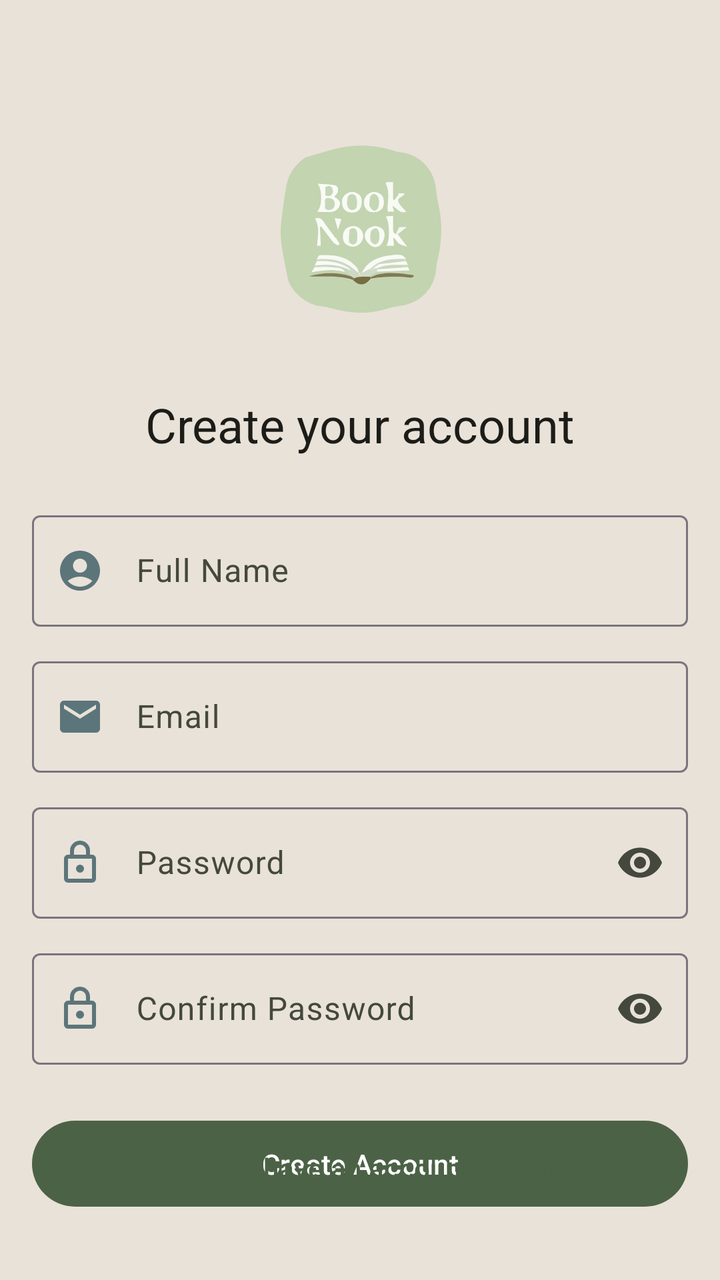
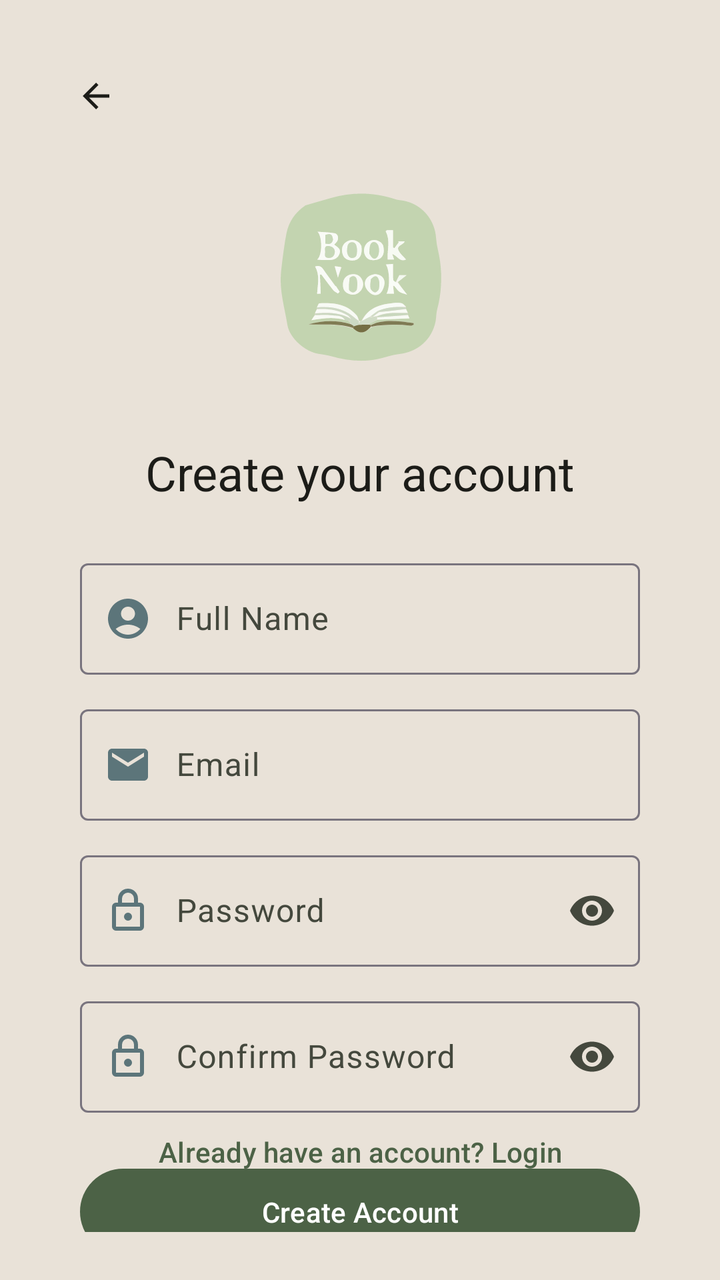

Before-and-after screenshots of an Android layout around one commit, followed by the original layout XML and the change that was made.
<!-- AndroidManifest.xml: application theme Theme.BookNookApp -->
<!-- res/layout/activity_sign_up.xml -->
<?xml version="1.0" encoding="utf-8"?>
<androidx.constraintlayout.widget.ConstraintLayout xmlns:android="http://schemas.android.com/apk/res/android"
    xmlns:app="http://schemas.android.com/apk/res-auto"
    xmlns:tools="http://schemas.android.com/tools"
    android:layout_width="match_parent"
    android:layout_height="match_parent"
    android:background="?attr/colorSurface"
    android:padding="16dp"
    android:id="@+id/main"
    tools:context=".SignUpActivity">


    
    <ImageView
        android:id="@+id/ivLogo"
        android:layout_width="100dp"
        android:layout_height="100dp"
        android:layout_marginTop="48dp"
        android:contentDescription="Book Nook Logo"
        android:src="@drawable/logo_book_nook"
        app:layout_constraintEnd_toEndOf="parent"
        app:layout_constraintStart_toStartOf="parent"
        app:layout_constraintTop_toTopOf="parent" />


    
    <TextView
        android:id="@+id/tvSignUpTitle"
        android:layout_width="wrap_content"
        android:layout_height="wrap_content"
        android:layout_marginTop="32dp"
        android:text="Create your account"
        android:textAppearance="@style/TextAppearance.Material3.HeadlineSmall"
        android:textColor="?attr/colorOnSurface"
        app:layout_constraintEnd_toEndOf="parent"
        app:layout_constraintStart_toStartOf="parent"
        app:layout_constraintTop_toBottomOf="@id/ivLogo" />


    
    <com.google.android.material.textfield.TextInputLayout
        android:id="@+id/tilName"
        style="@style/Widget.Material3.TextInputLayout.OutlinedBox"
        android:layout_width="0dp"
        android:layout_height="wrap_content"
        android:layout_marginTop="24dp"
        app:startIconDrawable="@drawable/ic_account"
        app:startIconTint="?attr/colorSecondary"
        android:hint="        Full Name"
        app:layout_constraintEnd_toEndOf="parent"
        app:layout_constraintStart_toStartOf="parent"
        app:layout_constraintTop_toBottomOf="@id/tvSignUpTitle">


        <com.google.android.material.textfield.TextInputEditText
            android:id="@+id/etName"
            android:layout_width="match_parent"
            android:layout_height="wrap_content"
            android:inputType="textPersonName" />
    </com.google.android.material.textfield.TextInputLayout>

    
    <com.google.android.material.textfield.TextInputLayout
        android:id="@+id/tilEmail"
        style="@style/Widget.Material3.TextInputLayout.OutlinedBox"
        android:layout_width="0dp"
        android:layout_height="wrap_content"
        android:layout_marginTop="12dp"
        android:hint="        Email"
        app:layout_constraintEnd_toEndOf="parent"
        app:layout_constraintStart_toStartOf="parent"
        app:layout_constraintTop_toBottomOf="@id/tilName"
        app:startIconDrawable="@drawable/ic_email"
        app:startIconTint="?attr/colorSecondary">

        <com.google.android.material.textfield.TextInputEditText
            android:layout_width="match_parent"
            android:layout_height="wrap_content"
            android:inputType="textEmailAddress" />
    </com.google.android.material.textfield.TextInputLayout>


    
    <com.google.android.material.textfield.TextInputLayout
        android:id="@+id/tilPassword"
        style="@style/Widget.Material3.TextInputLayout.OutlinedBox"
        android:layout_width="0dp"
        android:layout_height="wrap_content"
        android:layout_marginTop="12dp"
        app:startIconDrawable="@drawable/ic_lock_outline"
        app:startIconTint="?attr/colorSecondary"
        android:hint="        Password"
        app:endIconMode="password_toggle"
        app:layout_constraintEnd_toEndOf="parent"
        app:layout_constraintStart_toStartOf="parent"
        app:layout_constraintTop_toBottomOf="@id/tilEmail">

        <com.google.android.material.textfield.TextInputEditText
            android:id="@+id/etPassword"
            android:layout_width="match_parent"
            android:layout_height="wrap_content"
            android:inputType="textPassword" />
    </com.google.android.material.textfield.TextInputLayout>


    
    <com.google.android.material.textfield.TextInputLayout
        android:id="@+id/tilConfirmPassword"
        style="@style/Widget.Material3.TextInputLayout.OutlinedBox"
        android:layout_width="0dp"
        android:layout_height="wrap_content"
        android:layout_marginTop="12dp"
        app:startIconDrawable="@drawable/ic_lock_outline"
        app:startIconTint="?attr/colorSecondary"
        android:hint="        Confirm Password"
        app:endIconMode="password_toggle"
        app:layout_constraintEnd_toEndOf="parent"
        app:layout_constraintStart_toStartOf="parent"
        app:layout_constraintTop_toBottomOf="@id/tilPassword">

        <com.google.android.material.textfield.TextInputEditText
            android:id="@+id/etConfirmPassword"
            android:layout_width="match_parent"
            android:layout_height="wrap_content"
            android:inputType="textPassword"
            />
    </com.google.android.material.textfield.TextInputLayout>


    
    <com.google.android.material.button.MaterialButton
        android:id="@+id/btnCreateAccount"
        style="@style/Widget.Material3.Button"
        android:layout_width="0dp"
        android:layout_height="wrap_content"
        android:layout_marginTop="24dp"
        android:paddingVertical="12dp"
        android:text="Create Account"
        android:textColor="?attr/colorOnPrimary"
        app:layout_constraintEnd_toEndOf="parent"
        app:layout_constraintStart_toStartOf="parent"
        app:layout_constraintTop_toBottomOf="@id/tilConfirmPassword" />

    
    <com.google.android.material.button.MaterialButton
        android:id="@+id/btnLoginLink"
        style="@style/Widget.Material3.Button.TextButton"
        android:layout_width="wrap_content"
        android:layout_height="wrap_content"
        android:layout_marginBottom="16dp"
        android:text="Already have an account? Login"
        android:textColor="?attr/colorPrimary"
        app:layout_constraintBottom_toBottomOf="parent"
        app:layout_constraintEnd_toEndOf="parent"
        app:layout_constraintStart_toStartOf="parent" />

</androidx.constraintlayout.widget.ConstraintLayout>
<!-- resources referenced by this layout -->
<resources>
  <!-- drawable ic_account (drawable) -->
  <vector xmlns:android="http://schemas.android.com/apk/res/android" android:height="24dp" android:tint="#000000" android:viewportHeight="24" android:viewportWidth="24" android:width="24dp">
        
      <path android:fillColor="@android:color/white" android:pathData="M12,2C6.48,2 2,6.48 2,12s4.48,10 10,10s10,-4.48 10,-10S17.52,2 12,2zM12,6c1.93,0 3.5,1.57 3.5,3.5S13.93,13 12,13s-3.5,-1.57 -3.5,-3.5S10.07,6 12,6zM12,20c-2.03,0 -4.43,-0.82 -6.14,-2.88C7.55,15.8 9.68,15 12,15s4.45,0.8 6.14,2.12C16.43,19.18 14.03,20 12,20z"/>
      
  </vector>
  <!-- drawable ic_email (drawable) -->
  <vector xmlns:android="http://schemas.android.com/apk/res/android" android:height="24dp" android:tint="#1A1818" android:viewportHeight="24" android:viewportWidth="24" android:width="24dp">
        
      <path android:fillColor="@android:color/white" android:pathData="M20,4L4,4c-1.1,0 -1.99,0.9 -1.99,2L2,18c0,1.1 0.9,2 2,2h16c1.1,0 2,-0.9 2,-2L22,6c0,-1.1 -0.9,-2 -2,-2zM20,8l-8,5 -8,-5L4,6l8,5 8,-5v2z"/>
      
  </vector>
  <color name="md_theme_primary">#4C6246</color>
  <color name="md_theme_onPrimary">#FFFFFF</color>
  <color name="md_theme_primaryContainer">#B4C8AA</color>
  <color name="md_theme_onPrimaryContainer">#182316</color>
  <color name="md_theme_secondary">#5C757A</color>
  <color name="md_theme_onSecondary">#FFFFFF</color>
  <color name="md_theme_secondaryContainer">#DEEBF1</color>
  <color name="md_theme_onSecondaryContainer">#141E21</color>
  <color name="md_theme_tertiary">#CB7A5C</color>
  <color name="md_theme_onTertiary">#FFFFFF</color>
  <color name="md_theme_tertiaryContainer">#FFDBC9</color>
  <color name="md_theme_onTertiaryContainer">#331200</color>
  <color name="md_theme_surface">#E9E2D8</color>
  <color name="md_theme_onSurface">#1C1C18</color>
  <color name="md_theme_surfaceContainer">#DFD9D0</color>
  <color name="md_theme_onSurfaceVariant">#44483D</color>
  <color name="md_theme_outlineVariant">#C4C8BB</color>
  <color name="md_theme_error">#BA1A1A</color>
  <color name="md_theme_onError">#FFFFFF</color>
  <style name="AppBottomSheetDialogTheme" parent="Theme.Design.Light.BottomSheetDialog">
          <item name="bottomSheetStyle">@style/AppModalStyle</item>
      </style>
  <style name="AppModalStyle" parent="Widget.Design.BottomSheet.Modal">
          <item name="android:background">@android:color/transparent</item>
      </style>
  <!-- unchanged entries left out for length: 3 -->
</resources>

<!-- the commit's change to res/layout/activity_sign_up.xml (unified diff, before → after) -->
@@ -5,23 +5,35 @@
     android:layout_width="match_parent"
     android:layout_height="match_parent"
     android:background="?attr/colorSurface"
-    android:padding="16dp"
+    android:padding="24dp"
     android:id="@+id/main"
     tools:context=".SignUpActivity">
 
+
+    
+    <com.google.android.material.button.MaterialButton
+        android:id="@+id/btnBack"
+        style="@style/Widget.Material3.Button.IconButton"
+        android:layout_width="wrap_content"
+        android:layout_height="wrap_content"
+        android:contentDescription="Back arrow button"
+        app:icon="@drawable/ic_arrow_back"
+        app:iconTint="?attr/colorOnSurface"
+        app:layout_constraintStart_toStartOf="parent"
+        app:layout_constraintTop_toTopOf="parent" />
 
     
     <ImageView
         android:id="@+id/ivLogo"
         android:layout_width="100dp"
         android:layout_height="100dp"
-        android:layout_marginTop="48dp"
+        android:layout_marginTop="16dp"
         android:contentDescription="Book Nook Logo"
         android:src="@drawable/logo_book_nook"
         app:layout_constraintEnd_toEndOf="parent"
         app:layout_constraintStart_toStartOf="parent"
-        app:layout_constraintTop_toTopOf="parent" />
-
+        app:layout_constraintTop_toBottomOf="@id/btnBack"
+        />
 
     
     <TextView
@@ -34,8 +46,8 @@
         android:textColor="?attr/colorOnSurface"
         app:layout_constraintEnd_toEndOf="parent"
         app:layout_constraintStart_toStartOf="parent"
-        app:layout_constraintTop_toBottomOf="@id/ivLogo" />
-
+        app:layout_constraintTop_toBottomOf="@id/ivLogo"
+        />
 
     
     <com.google.android.material.textfield.TextInputLayout
@@ -43,20 +55,24 @@
         style="@style/Widget.Material3.TextInputLayout.OutlinedBox"
         android:layout_width="0dp"
         android:layout_height="wrap_content"
+        android:layout_marginStart="16dp"
         android:layout_marginTop="24dp"
-        app:startIconDrawable="@drawable/ic_account"
-        app:startIconTint="?attr/colorSecondary"
-        android:hint="        Full Name"
+        android:layout_marginEnd="16dp"
+        android:hint="Full Name"
         app:layout_constraintEnd_toEndOf="parent"
         app:layout_constraintStart_toStartOf="parent"
-        app:layout_constraintTop_toBottomOf="@id/tvSignUpTitle">
+        app:layout_constraintTop_toBottomOf="@id/tvSignUpTitle"
+        app:startIconDrawable="@drawable/ic_account"
+        app:startIconTint="?attr/colorSecondary">
 
 
         <com.google.android.material.textfield.TextInputEditText
             android:id="@+id/etName"
             android:layout_width="match_parent"
             android:layout_height="wrap_content"
-            android:inputType="textPersonName" />
+            android:inputType="textPersonName"
+            android:paddingStart="48dp"
+            />
     </com.google.android.material.textfield.TextInputLayout>
 
     
@@ -65,8 +81,10 @@
         style="@style/Widget.Material3.TextInputLayout.OutlinedBox"
         android:layout_width="0dp"
         android:layout_height="wrap_content"
+        android:layout_marginStart="16dp"
         android:layout_marginTop="12dp"
-        android:hint="        Email"
+        android:layout_marginEnd="16dp"
+        android:hint="Email"
         app:layout_constraintEnd_toEndOf="parent"
         app:layout_constraintStart_toStartOf="parent"
         app:layout_constraintTop_toBottomOf="@id/tilName"
@@ -76,7 +94,9 @@
         <com.google.android.material.textfield.TextInputEditText
             android:layout_width="match_parent"
             android:layout_height="wrap_content"
-            android:inputType="textEmailAddress" />
+            android:inputType="textEmailAddress"
+            android:paddingStart="48dp"
+            />
     </com.google.android.material.textfield.TextInputLayout>
 
 
@@ -86,20 +106,24 @@
         style="@style/Widget.Material3.TextInputLayout.OutlinedBox"
         android:layout_width="0dp"
         android:layout_height="wrap_content"
+        android:layout_marginStart="16dp"
         android:layout_marginTop="12dp"
-        app:startIconDrawable="@drawable/ic_lock_outline"
-        app:startIconTint="?attr/colorSecondary"
-        android:hint="        Password"
+        android:layout_marginEnd="16dp"
+        android:hint="Password"
         app:endIconMode="password_toggle"
         app:layout_constraintEnd_toEndOf="parent"
         app:layout_constraintStart_toStartOf="parent"
-        app:layout_constraintTop_toBottomOf="@id/tilEmail">
+        app:layout_constraintTop_toBottomOf="@id/tilEmail"
+        app:startIconDrawable="@drawable/ic_lock_outline"
+        app:startIconTint="?attr/colorSecondary">
 
         <com.google.android.material.textfield.TextInputEditText
             android:id="@+id/etPassword"
             android:layout_width="match_parent"
             android:layout_height="wrap_content"
-            android:inputType="textPassword" />
+            android:inputType="textPassword"
+            android:paddingStart="48dp"
+            />
     </com.google.android.material.textfield.TextInputLayout>
 
 
@@ -109,20 +133,23 @@
         style="@style/Widget.Material3.TextInputLayout.OutlinedBox"
         android:layout_width="0dp"
         android:layout_height="wrap_content"
+        android:layout_marginStart="16dp"
         android:layout_marginTop="12dp"
-        app:startIconDrawable="@drawable/ic_lock_outline"
-        app:startIconTint="?attr/colorSecondary"
-        android:hint="        Confirm Password"
+        android:layout_marginEnd="16dp"
+        android:hint="Confirm Password"
         app:endIconMode="password_toggle"
         app:layout_constraintEnd_toEndOf="parent"
         app:layout_constraintStart_toStartOf="parent"
-        app:layout_constraintTop_toBottomOf="@id/tilPassword">
+        app:layout_constraintTop_toBottomOf="@id/tilPassword"
+        app:startIconDrawable="@drawable/ic_lock_outline"
+        app:startIconTint="?attr/colorSecondary">
 
         <com.google.android.material.textfield.TextInputEditText
             android:id="@+id/etConfirmPassword"
             android:layout_width="match_parent"
             android:layout_height="wrap_content"
             android:inputType="textPassword"
+            android:paddingStart="48dp"
             />
     </com.google.android.material.textfield.TextInputLayout>
 
@@ -133,13 +160,16 @@
         style="@style/Widget.Material3.Button"
         android:layout_width="0dp"
         android:layout_height="wrap_content"
+        android:layout_marginStart="16dp"
         android:layout_marginTop="24dp"
+        android:layout_marginEnd="16dp"
         android:paddingVertical="12dp"
         android:text="Create Account"
         android:textColor="?attr/colorOnPrimary"
         app:layout_constraintEnd_toEndOf="parent"
         app:layout_constraintStart_toStartOf="parent"
-        app:layout_constraintTop_toBottomOf="@id/tilConfirmPassword" />
+        app:layout_constraintTop_toBottomOf="@id/tilConfirmPassword"
+        />
 
     
     <com.google.android.material.button.MaterialButton
<!-- resource entries referenced after the edit -->
@@ -4,6 +4,12 @@
   <vector xmlns:android="http://schemas.android.com/apk/res/android" android:height="24dp" android:tint="#000000" android:viewportHeight="24" android:viewportWidth="24" android:width="24dp">
         
       <path android:fillColor="@android:color/white" android:pathData="M12,2C6.48,2 2,6.48 2,12s4.48,10 10,10s10,-4.48 10,-10S17.52,2 12,2zM12,6c1.93,0 3.5,1.57 3.5,3.5S13.93,13 12,13s-3.5,-1.57 -3.5,-3.5S10.07,6 12,6zM12,20c-2.03,0 -4.43,-0.82 -6.14,-2.88C7.55,15.8 9.68,15 12,15s4.45,0.8 6.14,2.12C16.43,19.18 14.03,20 12,20z"/>
+      
+  </vector>
+  <!-- drawable ic_arrow_back (drawable) -->
+  <vector xmlns:android="http://schemas.android.com/apk/res/android" android:autoMirrored="true" android:height="24dp" android:tint="#000000" android:viewportHeight="960" android:viewportWidth="960" android:width="24dp">
+        
+      <path android:fillColor="@android:color/white" android:pathData="M313,520L537,744L480,800L160,480L480,160L537,216L313,440L800,440L800,520L313,520Z"/>
       
   </vector>
   <!-- drawable ic_email (drawable) -->
